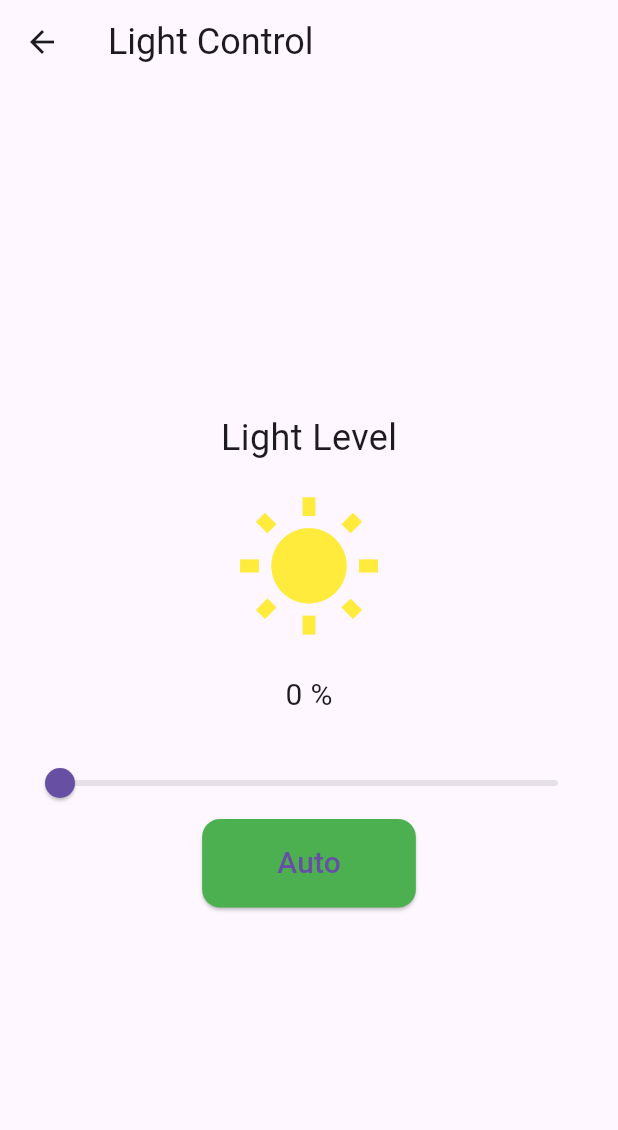
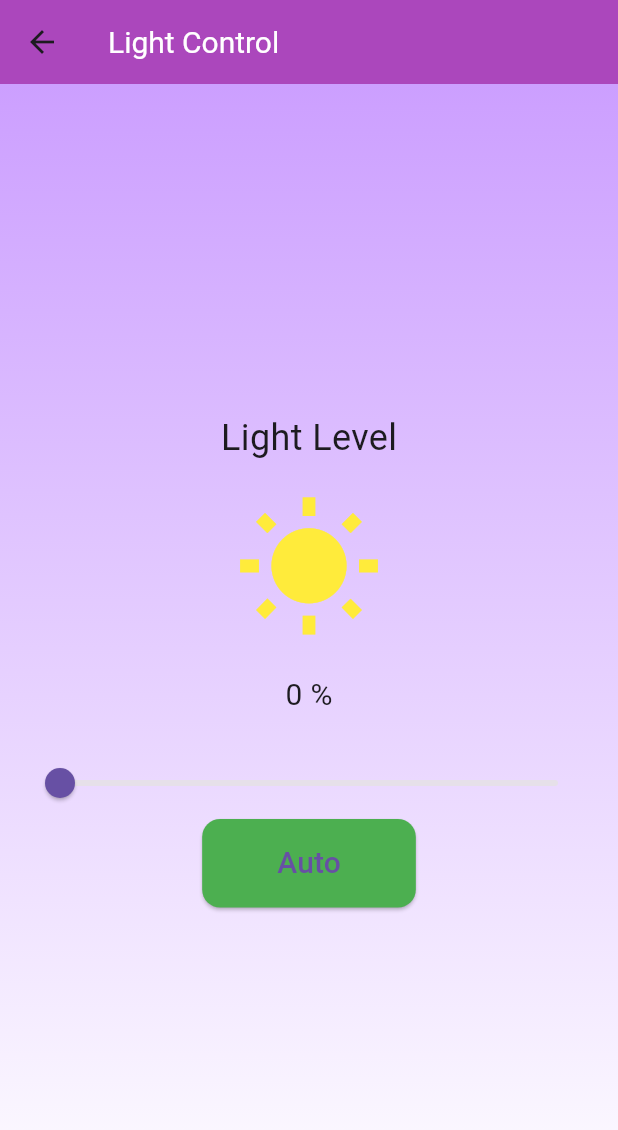
Before and after one commit to lopezpablo21/MET-06, a Flutter app: the LightScreen screen opened directly, on a phone screen of 412 x 824 dp. Shown: the top 1130 px of the screen. Run offline on Flutter 3.47's test engine with Material 3 defaults, Android fonts, the phone set to English and light mode, and no system bars; our stand-ins replace firebase_auth, firebase_core, firebase_database; accounts and stored records are empty.

Commit message:
Log out and purple screens

```diff
--- a/final_app_group3_V2/lib/Screens/light_screen.dart
+++ b/final_app_group3_V2/lib/Screens/light_screen.dart
@@ -9,16 +9,10 @@ class LightScreen extends StatefulWidget {
 
 class _LightScreenState extends State<LightScreen> {
   int _lightValue = 0;
-  bool _changeMode = false;
   int valuetosend = 0;
-  double _value2 = 0;
-  double _value1 = 0;
-  final DatabaseReference _lightRef = FirebaseDatabase.instance.ref(
-      '/board/modes/light/auto/intensity');
-  final DatabaseReference _manualLightRef = FirebaseDatabase.instance.ref(
-      'board/modes/light/manual/value');
-  final DatabaseReference _modeRef = FirebaseDatabase.instance.ref(
-      'board/modes/light/mode');
+  final DatabaseReference _lightRef = FirebaseDatabase.instance.ref('/board/modes/light/auto/intensity');
+  final DatabaseReference _manualLightRef = FirebaseDatabase.instance.ref('board/modes/light/manual/value');
+  final DatabaseReference _modeRef = FirebaseDatabase.instance.ref('board/modes/light/mode');
   late StreamSubscription<DatabaseEvent> _lightSubscription;
   late StreamSubscription<DatabaseEvent> _manualSubscription;
 
@@ -101,9 +95,25 @@ class _LightScreenState extends State<LightScreen> {
   Widget build(BuildContext context) {
     return Scaffold(
       appBar: AppBar(
-        title: Text('Light Control', style: TextStyle(fontSize: 24)),
+        title: Text('Light Control', style: TextStyle(fontSize: 20, color: Colors.white)), // Ajustar color del texto
+        backgroundColor: Colors.purple[400], // Ajustar color de fondo del appbar
       ),
-      body: Center(
+      body: Stack(
+        children: [
+          // Fondo difuminado lila
+          Container(
+            decoration: BoxDecoration(
+              gradient: LinearGradient(
+                begin: Alignment.topCenter,
+                end: Alignment.bottomCenter,
+                colors: [
+                  Color.fromRGBO(204, 159, 255, 1), // Lila más fuerte
+                  Colors.white, // Color blanco para mezclar
+                ],
+              ),
+            ),
+          ),
+          Center(
             child: Padding(
               padding: const EdgeInsets.all(16.0),
               child: Column(
@@ -139,6 +149,8 @@ class _LightScreenState extends State<LightScreen> {
               ),
             ),
           ),
+        ],
+      ),
     );
   }
 }
--- a/final_app_group3_V2/lib/main.dart
+++ b/final_app_group3_V2/lib/main.dart
@@ -67,7 +67,8 @@ class _HomeScreenState extends State<HomeScreen> {
   Widget build(BuildContext context) {
     return Scaffold(
       appBar: AppBar(
-        title: Text('PrimeCare', style: TextStyle(fontSize: 24)),
+        title: Text('PrimeCare', style: TextStyle(fontSize: 24, color: Colors.white)),
+        backgroundColor: Colors.purple[400],
         actions: [
           IconButton(
             icon: Icon(Icons.settings),
```
Also changed, not shown: final_app_group3_V2/lib/Screens/fall_screen.dart (+22 -5 lines), final_app_group3_V2/lib/Screens/faucet_screen.dart (+20 -2 lines), final_app_group3_V2/lib/Screens/login_screen.dart (+20 -2 lines), final_app_group3_V2/lib/Screens/medicines_screen.dart (+14 -7 lines), final_app_group3_V2/lib/Screens/settings_screen.dart (+43 -2 lines). Lines whose indentation alone changed are shown as unchanged.
